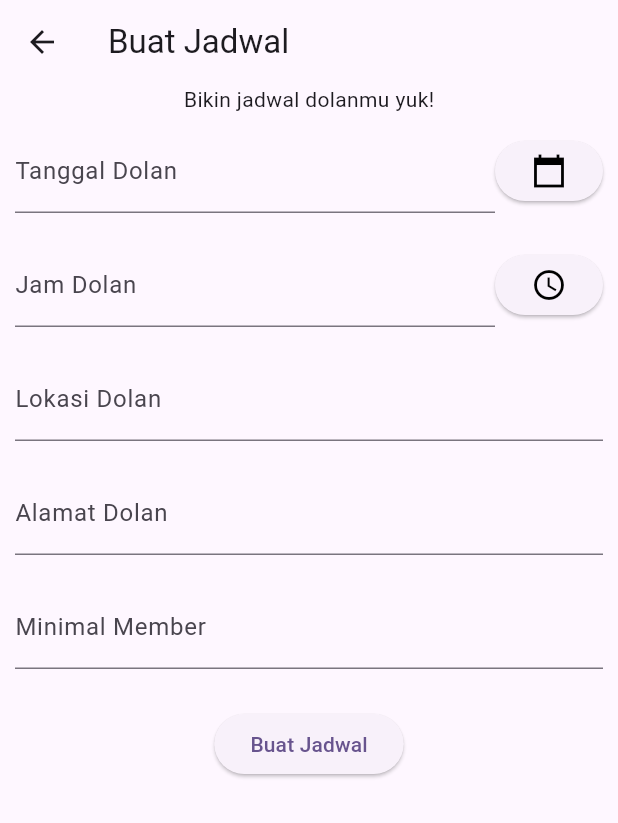
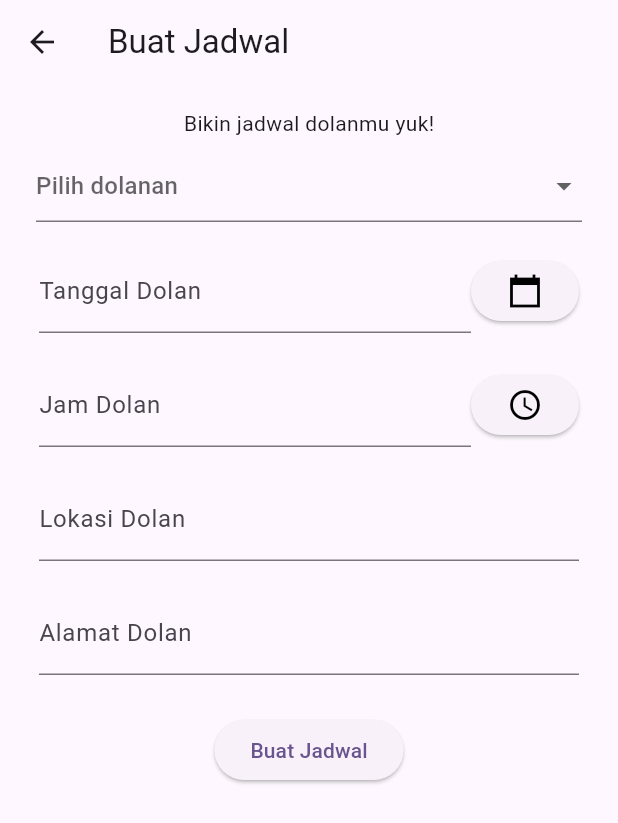
Before and after one commit to anxdre/DolanFlutterApp, a Flutter app: the BuatJadwalPage screen opened directly, on a phone screen of 412 x 824 dp. Shown: the top 823 px of the screen. Run offline on Flutter 3.47's test engine with Material 3 defaults, Android fonts, the phone set to English and light mode, and no system bars; our stand-ins replace shared_preferences; missing offline and left inert: dart:ffi; accounts and stored records are empty.

Commit message:
adding bottom navbar & add jadwal functionalities

```diff
--- /dev/null
+++ b/lib/data/model/Dolanan.dart
@@ -0,0 +1,35 @@
+class Dolanan {
+  int? id;
+  String? name;
+  int? userMinimal;
+  dynamic createdAt;
+  dynamic updatedAt;
+
+  Dolanan({
+    this.id,
+    this.name,
+    this.userMinimal,
+    this.createdAt,
+    this.updatedAt,
+  });
+
+
+  Dolanan.create(
+      this.id, this.name, this.userMinimal, this.createdAt, this.updatedAt);
+
+  factory Dolanan.fromJson(Map<String, dynamic> json) => Dolanan(
+        id: json["id"],
+        name: json["name"],
+        userMinimal: json["user_minimal"],
+        createdAt: json["created_at"],
+        updatedAt: json["updated_at"],
+      );
+
+  Map<String, dynamic> toJson() => {
+        "id": id,
+        "name": name,
+        "user_minimal": userMinimal,
+        "created_at": createdAt,
+        "updated_at": updatedAt,
+      };
+}
--- a/lib/pages/main/BuatJadwalPage.dart
+++ b/lib/pages/main/BuatJadwalPage.dart
@@ -1,46 +1,59 @@
 import 'dart:convert';
 
+import 'package:dolan/data/model/Dolanan.dart';
+import 'package:dolan/main.dart';
+import 'package:dolan/services/DolanItem.dart';
 import 'package:flutter/material.dart';
+import 'package:flutter/services.dart';
 import 'package:http/http.dart' as http;
 
 class BuatJadwalPage extends StatefulWidget {
-  const BuatJadwalPage({super.key});
+  final int? userId = MyApp.userId;
+
+  BuatJadwalPage({super.key});
 
   @override
   State<BuatJadwalPage> createState() => _BuatJadwalPageState();
 }
 
 class _BuatJadwalPageState extends State<BuatJadwalPage> {
-
   final _formKey = GlobalKey<FormState>();
   String _lokasi = "";
   String _alamat = "";
-  String _dolanutama ="";
-  int _minimalmember = 0;
+  Dolanan? _dolanan = null;
 
   final _controllerDate = TextEditingController();
+  DateTime? _dateValue = null;
+
   final _controllerTime = TextEditingController();
+  TimeOfDay? _timeValue = null;
 
   void submit() async {
+    print(widget.userId.toString());
+    print(_dolanan?.id ?? 1);
     final response = await http
-        .post(Uri.parse("https://hybrid.anxdre.my.id/api/auth/buatjadwal"), body: {
-      'tanggal': _controllerDate.text,
-      'jam': _controllerTime.text,
+        .post(Uri.parse("https://dolanan.anxdre.my.id/api/jadwal/add"), body: {
+      'tanggal': _dateValue.toString(),
+      'jam': "${_timeValue?.hour}:${_timeValue?.minute}",
       'lokasi': _lokasi,
-      'alamat': _controllerDate.text,
-      'dolanutama': _dolanutama,
-      'minimalmember': _minimalmember.toString(),
+      'alamat': _alamat,
+      'dolanan_id': _dolanan?.id.toString(),
+      'users_id': widget.userId.toString(),
     });
+
+    var json = jsonDecode(response.body) as Map<String, dynamic>;
     if (response.statusCode == 200) {
-      Map json = jsonDecode(response.body);
-      if (json['result'] == 'success') {
-        if (!mounted) return;
       ScaffoldMessenger.of(context)
           .showSnackBar(SnackBar(content: Text('Sukses Menambah Jadwal Baru')));
+
+      if (Navigator.canPop(context)) {
+        Navigator.pop(context);
+      } else {
+        SystemNavigator.pop();
       }
     } else {
       ScaffoldMessenger.of(context)
-          .showSnackBar(SnackBar(content: Text('Error')));
+          .showSnackBar(SnackBar(content: Text(json['message'])));
       throw Exception('Failed to read API');
     }
   }
@@ -51,15 +64,41 @@ void submit() async {
         appBar: AppBar(
           title: Text("Buat Jadwal"),
         ),
-         body: Form(
+        body: SingleChildScrollView(
+          child: Padding(
+            padding: const EdgeInsets.all(16.0),
+            child: Form(
                 key: _formKey,
                 child: Column(
                   children: <Widget>[
                     Text('Bikin jadwal dolanmu yuk!'),
                     Padding(
+                      padding: const EdgeInsets.all(8.0),
+                      child: DropdownButtonFormField(
+                        hint: Text("Pilih dolanan"),
+                        items: <DropdownMenuItem<Dolanan>>[
+                          for (var value in listOfDolanType)
+                            DropdownMenuItem(
+                              value: value,
+                              child: Text(value.name ?? ""),
+                            ),
+                        ],
+                        onChanged: (value) {
+                          _dolanan = value;
+                          print(_dolanan);
+                        },
+                        validator: (value) {
+                          if (value == null) {
+                            return 'Tipe permainan harus diisi';
+                          }
+                          return null;
+                        },
+                      ),
+                    ),
+                    Padding(
                         padding: EdgeInsets.all(10),
                         child: Row(
-                mainAxisAlignment:MainAxisAlignment.start,
+                          mainAxisAlignment: MainAxisAlignment.start,
                           children: [
                             Expanded(
                                 child: TextFormField(
@@ -76,6 +115,8 @@ void submit() async {
                                           firstDate: DateTime(2000),
                                           lastDate: DateTime(2200))
                                       .then((value) {
+                                    _dateValue = value;
+                                    print(value);
                                     setState(() {
                                       _controllerDate.text =
                                           value.toString().substring(0, 10);
@@ -89,7 +130,6 @@ void submit() async {
                                 ))
                           ],
                         )),
-
                     Padding(
                       padding: EdgeInsets.all(10),
                       child: Row(
@@ -109,6 +149,8 @@ void submit() async {
                                 context: context,
                                 initialTime: TimeOfDay.now(),
                               ).then((value) {
+                                _timeValue = value;
+                                print(value);
                                 setState(() {
                                   if (value != null) {
                                     _controllerTime.text =
@@ -126,7 +168,6 @@ void submit() async {
                         ],
                       ),
                     ),
-
                     Padding(
                         padding: EdgeInsets.all(10),
                         child: TextFormField(
@@ -143,7 +184,6 @@ void submit() async {
                             return null;
                           },
                         )),
-
                     Padding(
                         padding: EdgeInsets.all(10),
                         child: TextFormField(
@@ -160,74 +200,24 @@ void submit() async {
                             return null;
                           },
                         )),
-
-
-              //  Padding(
-              //       padding: EdgeInsets.all(10),
-              //       child: DropdownButtonFormField<String>(
-              //         decoration: InputDecoration(
-              //           labelText: 'Dolan Utama',
-              //         ),
-              //         value: _selectedDolan,
-              //         items: _dolanList.map((dolan) {
-              //           return DropdownMenuItem<String>(
-              //             value: dolan,
-              //             child: Text(dolan),
-              //           );
-              //         }).toList(),
-              //         onChanged: (value) {
-              //           setState(() {
-              //             _selectedDolan = value;
-              //           });
-              //         },
-              //         validator: (value) {
-              //           if (value == null || value.isEmpty) {
-              //             return 'Pilih Dolan Utama';
-              //           }
-              //           return null;
-              //         },
-              //       ),
-              //     ),
-
-              Padding(
-                  padding: EdgeInsets.all(10),
-                  child: TextFormField(
-                    decoration: const InputDecoration(
-                      labelText: 'Minimal Member',
-                    ),
-                    onChanged: (value) {
-                      _minimalmember = int.parse(value);
-                    },
-
-                    validator: (value) {
-                      if (value == null || value.isEmpty) {
-                        return 'Minimal member harus diisi';
-                      }
-                      return null;
-                    },
-                  )),
-
                     Padding(
                       padding: const EdgeInsets.symmetric(vertical: 16.0),
                       child: ElevatedButton(
                         onPressed: () {
                           if (_formKey.currentState != null &&
                               !_formKey.currentState!.validate()) {
-                        ScaffoldMessenger.of(context).showSnackBar(
-                            SnackBar(content: Text('Harap Isian diperbaiki')));
-                      }
-                      else{
+                            ScaffoldMessenger.of(context).showSnackBar(SnackBar(
+                                content: Text('Harap Isian diperbaiki')));
+                          } else {
                             submit();
                           }
                         },
                         child: Text('Buat Jadwal'),
                       ),
                     ),
-
-
-
                   ],
-          ))
-    );
+                )),
+          ),
+        ));
   }
 }
--- /dev/null
+++ b/lib/services/DolanItem.dart
@@ -0,0 +1,9 @@
+import 'package:dolan/data/model/Dolanan.dart';
+
+final List<Dolanan> listOfDolanType = [
+  Dolanan.create(1, "dolan ps 5", 2, null, null),
+  Dolanan.create(2, "dolan monopoly", 5, null, null),
+  Dolanan.create(3, "dolan valorant", 3, null, null),
+  Dolanan.create(4, "dolan ga punya temen", 1, null, null),
+  Dolanan.create(5, "dolan uno", 8, null, null),
+];
--- a/pubspec.yaml
+++ b/pubspec.yaml
@@ -37,6 +37,7 @@ dependencies:
   cupertino_icons: ^1.0.2
   shared_preferences: ^2.2.2
   http: ^1.1.0
+  intl: ^0.19.0
 
 dev_dependencies:
   flutter_test:
```
Also changed, not shown: lib/data/api/request/JadwalDataRequest.dart (added, +12 -0 lines), lib/data/model/DetailJadwal.dart (added, +66 -0 lines), lib/data/model/detailjadwal.dart (deleted, +0 -41 lines), lib/main.dart (+6 -1 lines), lib/pages/auth/LoginPage.dart (+10 -3 lines), lib/pages/main/JadwalPage.dart (+85 -78 lines), lib/pages/main/home.dart (added, +55 -0 lines), lib/services/UserPreference.dart (+12 -4 lines), pubspec.lock. Lines whose indentation alone changed are shown as unchanged.
